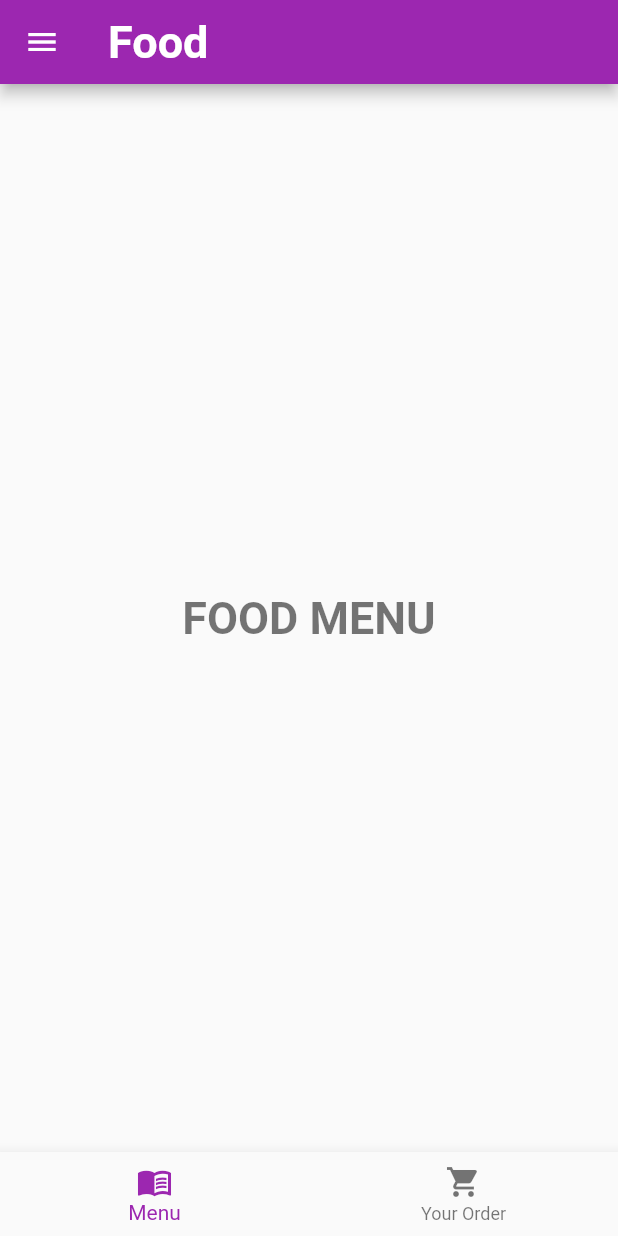
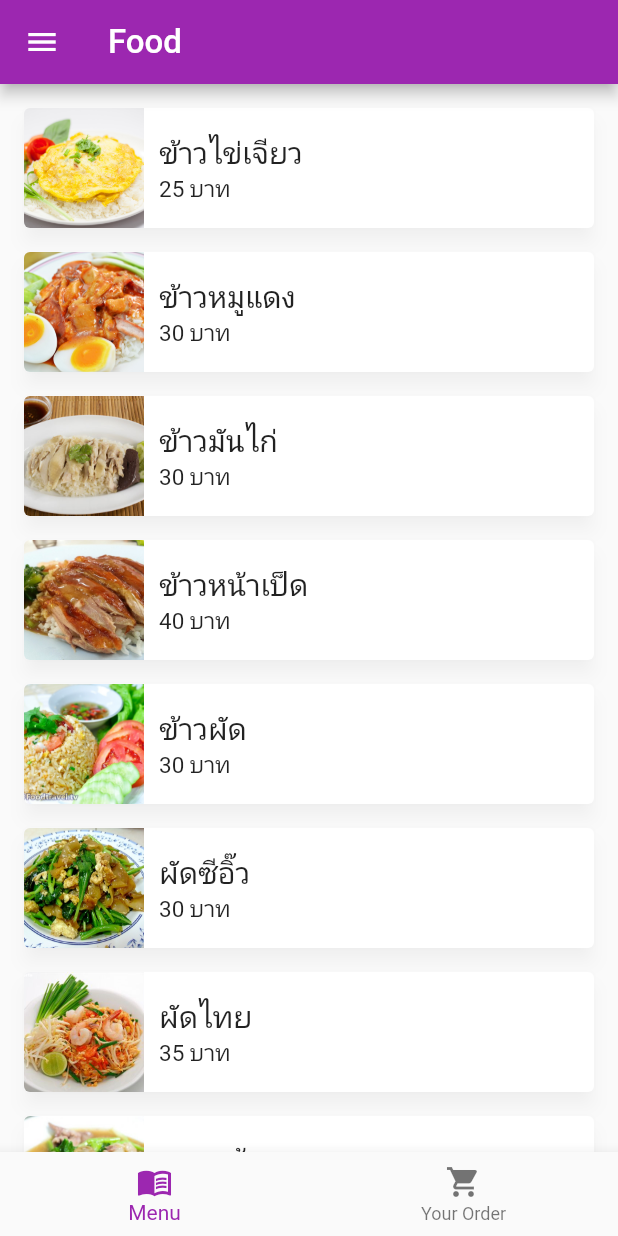
Before and after one commit to thomyapan/flutter_food14, a Flutter app: the HomePage screen opened by its route, on a phone screen of 412 x 824 dp. Run offline on Flutter 3.47's test engine with Material 2 defaults, Android fonts, the phone set to English and light mode, and no system bars; our stand-ins replace google_fonts; Roboto replaces fonts that are missing (Prompt).

```diff
--- a/lib/helpers/platform_aware_asset_image.dart
+++ b/lib/helpers/platform_aware_asset_image.dart
@@ -6,22 +6,34 @@ class PlatformAwareAssetImage extends StatelessWidget {
     Key? key,
     required this.assetPath,
     this.package,
+    this.width,
+    this.height,
+    this.fit,
   }) : super(key: key);
 
   final String assetPath;
   final String? package;
+  final double? width;
+  final double? height;
+  final BoxFit? fit;
 
   @override
   Widget build(BuildContext context) {
     if (kIsWeb) {
       return Image.network(
         'assets/${package == null ? '' : 'packages/$package/'}$assetPath',
+        width: width,
+        height: height,
+        fit: fit,
       );
     }
 
     return Image.asset(
       assetPath,
       package: package,
+      width: width,
+      height: height,
+      fit: fit,
     );
   }
 }
--- /dev/null
+++ b/lib/models/food_item.dart
@@ -0,0 +1,18 @@
+class FoodItem {
+  final int id;
+  final String name;
+  final int price;
+  final String image;
+
+  FoodItem({
+    required this.id,
+    required this.name,
+    required this.price,
+    required this.image,
+  });
+
+  @override
+  String toString() {
+    return '$id: $name ราคา $price บาท';
+  }
+}
--- /dev/null
+++ b/lib/pages/food/food_list_page.dart
@@ -0,0 +1,143 @@
+import 'package:flutter/material.dart';
+import 'package:flutter_food/helpers/platform_aware_asset_image.dart';
+import 'package:flutter_food/models/food_item.dart';
+import 'package:flutter_food/pages/food/food_details_page.dart';
+import 'package:google_fonts/google_fonts.dart';
+
+class FoodListPage extends StatefulWidget {
+  static const routeName = '/food_list_page';
+
+  const FoodListPage({Key? key}) : super(key: key);
+
+  @override
+  _FoodListPageState createState() => _FoodListPageState();
+}
+
+class _FoodListPageState extends State<FoodListPage> {
+  var items = [
+    FoodItem(
+      id: 1,
+      name: 'ข้าวไข่เจียว',
+      price: 25,
+      image: 'kao_kai_jeaw.jpg',
+    ),
+    FoodItem(
+      id: 2,
+      name: 'ข้าวหมูแดง',
+      price: 30,
+      image: 'kao_moo_dang.jpg',
+    ),
+    FoodItem(
+      id: 3,
+      name: 'ข้าวมันไก่',
+      price: 30,
+      image: 'kao_mun_kai.jpg',
+    ),
+    FoodItem(
+      id: 4,
+      name: 'ข้าวหน้าเป็ด',
+      price: 40,
+      image: 'kao_na_ped.jpg',
+    ),
+    FoodItem(
+      id: 5,
+      name: 'ข้าวผัด',
+      price: 30,
+      image: 'kao_pad.jpg',
+    ),
+    FoodItem(
+      id: 6,
+      name: 'ผัดซีอิ๊ว',
+      price: 30,
+      image: 'pad_sie_eew.jpg',
+    ),
+    FoodItem(
+      id: 7,
+      name: 'ผัดไทย',
+      price: 35,
+      image: 'pad_thai.jpg',
+    ),
+    FoodItem(
+      id: 8,
+      name: 'ราดหน้า',
+      price: 30,
+      image: 'rad_na.jpg',
+    ),
+    FoodItem(
+      id: 9,
+      name: 'ส้มตำไก่ย่าง',
+      price: 80,
+      image: 'som_tum_kai_yang.jpg',
+    )
+  ];
+
+  @override
+  Widget build(BuildContext context) {
+    return Container(
+      child: ListView.builder(
+        padding: EdgeInsets.all(8.0),
+        itemCount: items.length,
+        itemBuilder: (BuildContext context, int index) {
+          var foodItem = items[index];
+
+          return Card(
+            clipBehavior: Clip.antiAliasWithSaveLayer,
+            margin: EdgeInsets.all(8.0),
+            elevation: 5.0,
+            shadowColor: Colors.black.withOpacity(0.2),
+            child: InkWell(
+              onTap: () => _handleClickFoodItem(foodItem),
+              child: Row(
+                children: <Widget>[
+                  PlatformAwareAssetImage(
+                    assetPath: 'assets/images/${foodItem.image}',
+                    width: 80.0,
+                    height: 80.0,
+                    fit: BoxFit.cover,
+                  ),
+                  /*Image.asset(
+                    'assets/images/${foodItem.image}',
+                    width: 80.0,
+                    height: 80.0,
+                    fit: BoxFit.cover,
+                  ),*/
+                  Expanded(
+                    child: Container(
+                      padding: EdgeInsets.all(10.0),
+                      child: Row(
+                        mainAxisAlignment: MainAxisAlignment.spaceBetween,
+                        children: <Widget>[
+                          Column(
+                            crossAxisAlignment: CrossAxisAlignment.start,
+                            children: <Widget>[
+                              Text(
+                                foodItem.name,
+                                style: GoogleFonts.prompt(fontSize: 20.0),
+                              ),
+                              Text(
+                                '${foodItem.price.toString()} บาท',
+                                style: GoogleFonts.prompt(fontSize: 15.0),
+                              ),
+                            ],
+                          ),
+                        ],
+                      ),
+                    ),
+                  ),
+                ],
+              ),
+            ),
+          );
+        },
+      ),
+    );
+  }
+
+  _handleClickFoodItem(FoodItem foodItem) {
+    Navigator.pushNamed(
+      context,
+      FoodDetailsPage.routeName,
+      arguments: foodItem,
+    );
+  }
+}
--- a/lib/pages/food/food_main_page.dart
+++ b/lib/pages/food/food_page.dart
@@ -1,13 +1,14 @@
 import 'package:flutter/material.dart';
+import 'package:flutter_food/pages/food/food_list_page.dart';
 
-class FoodMainPage extends StatefulWidget {
-  const FoodMainPage({Key? key}) : super(key: key);
+class FoodPage extends StatefulWidget {
+  const FoodPage({Key? key}) : super(key: key);
 
   @override
-  _FoodMainPageState createState() => _FoodMainPageState();
+  _FoodPageState createState() => _FoodPageState();
 }
 
-class _FoodMainPageState extends State<FoodMainPage> {
+class _FoodPageState extends State<FoodPage> {
   var _selectedBottomNavIndex = 0;
 
   @override
@@ -32,12 +33,7 @@ class _FoodMainPageState extends State<FoodMainPage> {
         },
       ),
       body: _selectedBottomNavIndex == 0
-          ? Container(
-              child: Center(
-                child: Text('FOOD MENU',
-                    style: Theme.of(context).textTheme.headline1),
-              ),
-            )
+          ? FoodListPage()
           : Container(
               child: Center(
                 child: Text('YOUR ORDER',
--- a/lib/pages/home/home_page.dart
+++ b/lib/pages/home/home_page.dart
@@ -2,7 +2,7 @@ import 'package:flutter/cupertino.dart';
 import 'package:flutter/foundation.dart';
 import 'package:flutter/material.dart';
 import 'package:flutter_food/helpers/platform_aware_asset_image.dart';
-import 'package:flutter_food/pages/food/food_main_page.dart';
+import 'package:flutter_food/pages/food/food_page.dart';
 import 'package:flutter_food/pages/profile/profile_page.dart';
 
 class HomePage extends StatefulWidget {
@@ -21,7 +21,7 @@ class _HomePageState extends State<HomePage> {
     {
       'icon': Icons.fastfood,
       'title': 'Food',
-      'page': FoodMainPage(),
+      'page': FoodPage(),
     },
     {
       'icon': Icons.person,
@@ -56,21 +56,20 @@ class _HomePageState extends State<HomePage> {
                 crossAxisAlignment: CrossAxisAlignment.start,
                 children: [
                   ClipRRect(
-                    borderRadius: BorderRadius.circular(40.0),
-                    child: Container(
-                      width: 80.0,
-                      height: 80.0,
-                      child: PlatformAwareAssetImage(
-                        assetPath: 'assets/images/profile.png',
-                      ),
+                    borderRadius: BorderRadius.circular(37.5),
+                    child: PlatformAwareAssetImage(
+                      assetPath: 'assets/images/profile.png',
+                      width: 75.0,
+                      height: 75.0,
+                      fit: BoxFit.cover,
                     )
                   ),
-                  SizedBox(height: 8.0),
+                  SizedBox(height: 6.0),
                   Text(
                     'Promlert Lovichit',
                     style: TextStyle(fontSize: 20.0, color: Colors.white),
                   ),
-                  SizedBox(height: 4.0),
+                  //SizedBox(height: 2.0),
                   Text(
                     'promlert@gmail.com',
                     style: TextStyle(
@@ -96,7 +95,9 @@ class _HomePageState extends State<HomePage> {
                 onTap: () {
                   setState(() {
                     _selectedDrawerItemIndex =
-                        _pageDataList.indexWhere((element) => item == element);
+                        _pageDataList.indexWhere((element) {
+                          return item == element;
+                        });
                   });
                   Navigator.of(context).pop();
                 },
--- a/pubspec.yaml
+++ b/pubspec.yaml
@@ -23,7 +23,7 @@ environment:
 dependencies:
   flutter:
     sdk: flutter
-
+  google_fonts: ^2.1.0
 
   # The following adds the Cupertino Icons font to your application.
   # Use with the CupertinoIcons class for iOS style icons.
```
Also changed, not shown: lib/main.dart (+9 -3 lines), lib/pages/food/food_details_page.dart (added, +99 -0 lines), assets/images/food.png (added), assets/images/kao_kai_jeaw.jpg (added), assets/images/kao_moo_dang.jpg (added), assets/images/kao_mun_kai.jpg (added), assets/images/kao_na_ped.jpg (added), assets/images/kao_pad.jpg (added), assets/images/no_image.png (added), assets/images/pad_sie_eew.jpg (added), assets/images/pad_thai.jpg (added), assets/images/rad_na.jpg (added), assets/images/som_tum_kai_yang.jpg (added), pubspec.lock, 1 other file.
